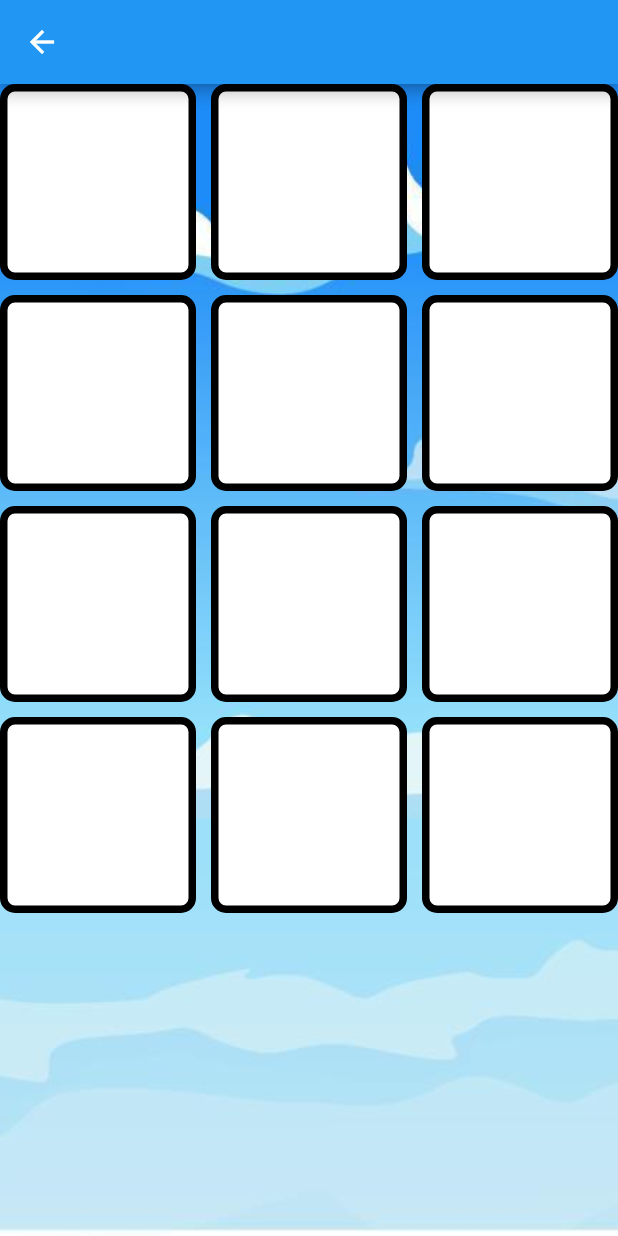
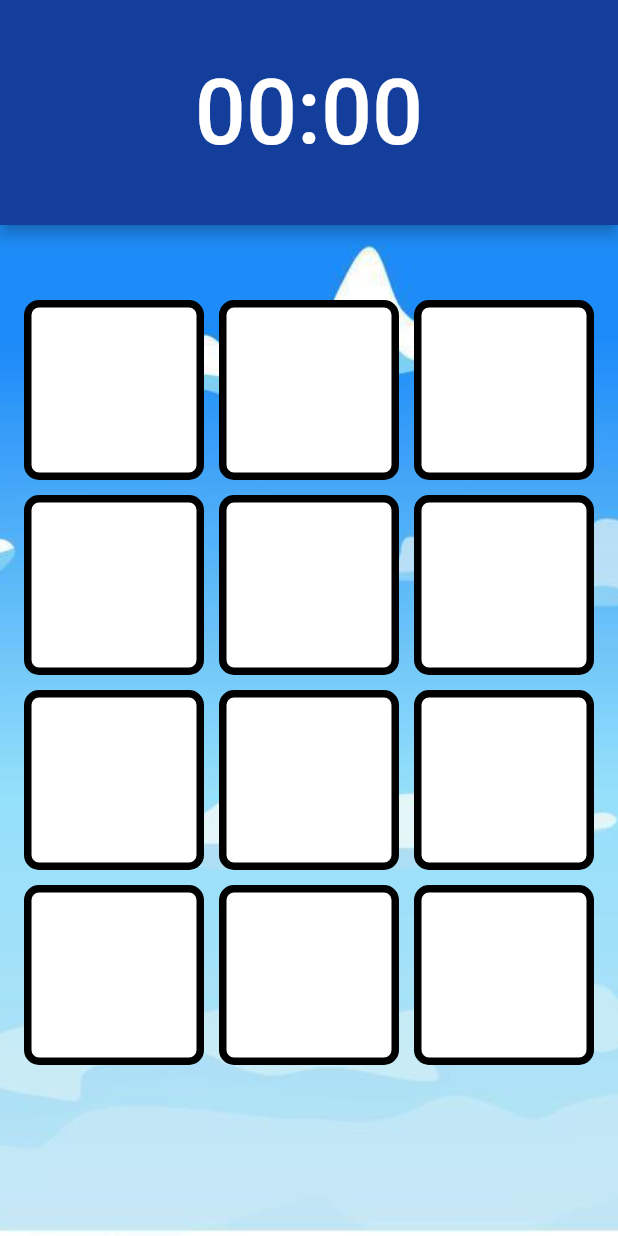
Before and after one commit to Malaga-Karl/Match-Haribot, a Flutter app: the screen it shows after launch, after a tap on "Play", on a phone screen of 412 x 824 dp. Run offline on Flutter 3.47's test engine with Material 2 defaults, Android fonts, the phone set to English and light mode, and no system bars; our stand-ins replace audioplayers; Roboto replaces fonts that are missing (Helvetica).

```diff
--- a/lib/main.dart
+++ b/lib/main.dart
@@ -1,4 +1,8 @@
+import 'dart:typed_data';
+
+import 'package:audioplayers/audioplayers.dart';
 import 'package:flutter/material.dart';
+import 'package:flutter/services.dart';
 import 'package:game/screens/gameScreen.dart';
 import 'package:game/screens/titleScreen.dart';
 
@@ -6,8 +10,35 @@ void main() {
   runApp(const MyApp());
 }
 
-class MyApp extends StatelessWidget {
+class MyApp extends StatefulWidget {
   const MyApp({super.key});
+
+  @override
+  State<MyApp> createState() => _MyAppState();
+}
+
+class _MyAppState extends State<MyApp> {
+  final AudioPlayer audioPlayer = AudioPlayer();
+  bool isPLaying = false;
+
+  Future<void> playBackgroundMusic() async {
+    // await audioPlayer.setSource(AssetSource('assets/music/bg.mp3'));
+
+    // await audioPlayer.resume();
+    await audioPlayer.setReleaseMode(ReleaseMode.loop);
+    if (!isPLaying) {
+      await audioPlayer.play(AssetSource('music/bg.mp3'), volume: 1.0);
+      setState(() {
+        isPLaying = true;
+      });
+    }
+  }
+
+  @override
+  void initState() {
+    super.initState();
+    playBackgroundMusic();
+  }
 
   // This widget is the root of your application.
   @override
--- a/lib/screens/gameScreen.dart
+++ b/lib/screens/gameScreen.dart
@@ -1,5 +1,6 @@
 import 'dart:ui';
 
+import 'package:audioplayers/audioplayers.dart';
 import 'package:flutter/foundation.dart';
 import 'package:flutter/material.dart';
 import 'package:flutter/src/widgets/framework.dart';
@@ -18,6 +19,22 @@ class GameScreen extends StatefulWidget {
 }
 
 class _GameScreenState extends State<GameScreen> {
+  late final Stopwatch _stopwatch;
+  late final Duration _timerInterval;
+  late final Timer _timer;
+  bool isStarted = false;
+  bool isPlaying = false;
+
+  final AudioPlayer success = AudioPlayer();
+
+  Future<void> ring() async {
+    // await audioPlayer.setSource(AssetSource('assets/music/bg.mp3'));
+
+    // await audioPlayer.resume();
+    await success.setPlaybackRate(1.5);
+    await success.play(AssetSource('music/success.mp3'), volume: 0.5);
+  }
+
   List<HaribotCard> allCards = [
     HaribotCard('Baby Buster', Image.asset('assets/babybuster.png'), 1, false,
         Color.fromRGBO(214, 255, 223, 1)),
@@ -50,6 +67,12 @@ class _GameScreenState extends State<GameScreen> {
       if (!allCards[index].done && !allCards[index].active) {
         allCards[index].active = !allCards[index].active;
       }
+      if (!isStarted) {
+        _stopwatch.start();
+        setState(() {
+          isStarted = true;
+        });
+      }
     });
   }
 
@@ -57,6 +80,24 @@ class _GameScreenState extends State<GameScreen> {
   void initState() {
     super.initState();
     allCards.shuffle();
+    _stopwatch = Stopwatch();
+    _timerInterval = const Duration(milliseconds: 100);
+    _timer = Timer.periodic(_timerInterval, (_) {
+      setState(() {});
+    });
+  }
+
+  @override
+  void dispose() {
+    _timer.cancel();
+    super.dispose();
+  }
+
+  String get timerText {
+    final duration = _stopwatch.elapsed;
+    final seconds = duration.inSeconds % 60;
+    final minutes = duration.inMinutes % 60;
+    return '${minutes.toString().padLeft(2, '0')}:${seconds.toString().padLeft(2, '0')}';
   }
 
   int moves = 0;
@@ -79,6 +120,16 @@ class _GameScreenState extends State<GameScreen> {
           card.done = true;
           card.background = card.background.withOpacity(0.5);
         }
+        if (isPlaying) {
+          await success.stop();
+          ring();
+        } else {
+          ring();
+        }
+
+        setState(() {
+          isPlaying = true;
+        });
 
         print('match');
       } else {
@@ -87,8 +138,8 @@ class _GameScreenState extends State<GameScreen> {
 
       Timer(Duration(milliseconds: 200), () {
         setState(() {
-          print('active');
           clearArray();
+          isPlaying = false;
         });
       });
       return;
@@ -99,8 +150,22 @@ class _GameScreenState extends State<GameScreen> {
       moves++;
     }
 
+    if (allCards.every((card) => card.done)) {
+      _stopwatch.stop();
+    }
+
     return Scaffold(
-      appBar: AppBar(),
+      appBar: AppBar(
+        title: Center(
+          child: Text(
+            timerText,
+            style: TextStyle(fontFamily: 'Helvetica', fontSize: 60),
+          ),
+        ),
+        toolbarHeight: 150,
+        backgroundColor: Color.fromARGB(255, 19, 62, 156),
+        automaticallyImplyLeading: false,
+      ),
       backgroundColor: Colors.transparent,
       body: Stack(
         children: [
@@ -113,6 +178,8 @@ class _GameScreenState extends State<GameScreen> {
             ),
           ),
           Positioned.fill(
+              child: Padding(
+            padding: const EdgeInsets.symmetric(vertical: 50, horizontal: 16),
             child: GridView.builder(
               itemCount:
                   allCards.length, // Replace imageList with your list of images
@@ -129,6 +196,7 @@ class _GameScreenState extends State<GameScreen> {
                   background: allCards[index].background,
                 );
               },
+            ),
           )),
           Visibility(
             visible: (allCards.every((card) => card.done)),
@@ -139,10 +207,41 @@ class _GameScreenState extends State<GameScreen> {
                   color: Colors.black.withOpacity(0.5),
                 ),
               ),
-              Container(
-                width: 500,
-                height: 500,
+              Column(
+                crossAxisAlignment: CrossAxisAlignment.center,
+                mainAxisAlignment: MainAxisAlignment.center,
+                children: [
+                  Center(
+                      child: Text(
+                    'CONGRATULATIONS!',
+                    style: TextStyle(
                         color: Colors.white,
+                        fontSize: 30,
+                        fontWeight: FontWeight.bold),
+                  )),
+                  Center(
+                    child: Text(
+                      'Score: ${(moves).toString()}',
+                      style: TextStyle(
+                          color: Colors.blueAccent,
+                          fontSize: 20,
+                          fontWeight: FontWeight.bold),
+                    ),
+                  ),
+                  SizedBox(
+                    height: 30,
+                  ),
+                  ElevatedButton(
+                      onPressed: () {
+                        for (var card in allCards) {
+                          card.done = false;
+                          card.background = card.background.withOpacity(1);
+                        }
+                        moves = 0;
+                        initState();
+                      },
+                      child: Text('Play Again!'))
+                ],
               )
             ]),
           ),
--- a/lib/screens/titleScreen.dart
+++ b/lib/screens/titleScreen.dart
@@ -1,3 +1,4 @@
+import 'package:audioplayers/audioplayers.dart';
 import 'package:flutter/material.dart';
 import 'package:game/screens/gameScreen.dart';
 
@@ -9,6 +10,15 @@ class TitleScreen extends StatefulWidget {
 }
 
 class _TitleScreenState extends State<TitleScreen> {
+  final AudioPlayer bird = AudioPlayer();
+
+  Future<void> chirp() async {
+    // await audioPlayer.setSource(AssetSource('assets/music/bg.mp3'));
+
+    await bird.setPlaybackRate(1.5);
+    await bird.play(AssetSource('music/chirp.mp3'), volume: 0.7);
+  }
+
   @override
   Widget build(BuildContext context) {
     return Scaffold(
@@ -21,6 +31,27 @@ class _TitleScreenState extends State<TitleScreen> {
               fit: BoxFit.cover,
             ),
           ),
+        ),
+        Positioned(
+          right: 0,
+          top: 0,
+          child: Image.asset('assets/gifs/honeydroid.gif'),
+        ),
+        Positioned(
+          left: 0,
+          child: Image.asset('assets/gifs/siborg.gif'),
+        ),
+        Positioned(
+          bottom: 0,
+          child: Image.asset('assets/gifs/popstron.gif'),
+        ),
+        Positioned(
+          right: 0,
+          child: Image.asset('assets/gifs/babybuster.gif'),
+        ),
+        Positioned(
+          top: 0,
+          child: Image.asset('assets/gifs/haribot.gif'),
         ),
         Positioned.fill(
           child: Column(
@@ -42,6 +73,7 @@ class _TitleScreenState extends State<TitleScreen> {
                 style: ButtonStyle(
                     minimumSize: MaterialStateProperty.all(Size(150, 70))),
                 onPressed: () {
+                  chirp();
                   Navigator.push(
                       context,
                       MaterialPageRoute(
@@ -51,7 +83,7 @@ class _TitleScreenState extends State<TitleScreen> {
               )
             ],
           ),
-        )
+        ),
       ]),
     );
   }
```
Also changed, not shown: pubspec.yaml (+9 -1 lines), assets/gifs/babybuster.gif (added), assets/gifs/haribot.gif (added), assets/gifs/honeydroid.gif (added), assets/gifs/popstron.gif (added), assets/gifs/siborg.gif (added), pubspec.lock, 14 other files. Lines whose indentation alone changed are shown as unchanged.
